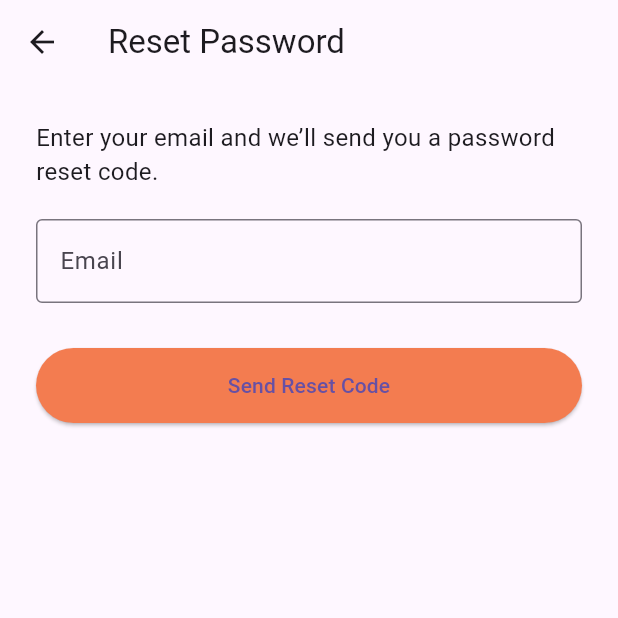
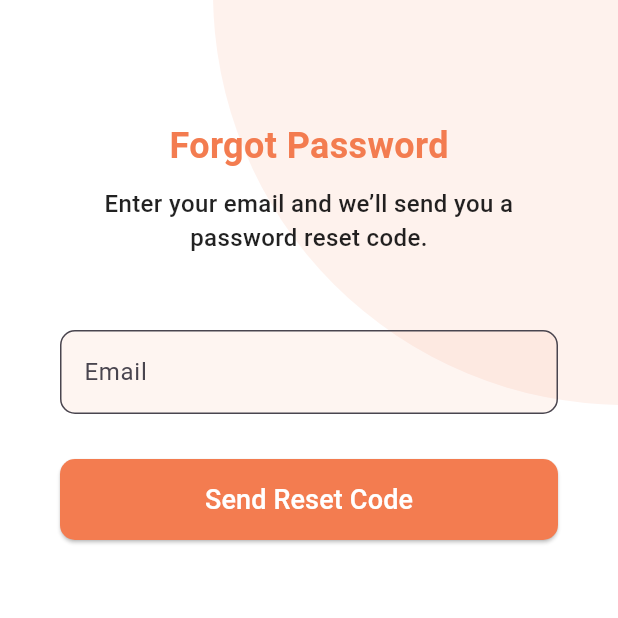
Before and after one commit to Maisheta/Wavlo, a Flutter app: the ForgotPasswordScreen screen opened directly, on a phone screen of 412 x 824 dp, the top half of it. Run offline on Flutter 3.47's test engine with Material 3 defaults, Android fonts, the phone set to English and light mode, and no system bars; our stand-ins replace image_picker, pin_code_fields, shared_preferences; accounts and stored records are empty.

Commit message:
ForgotPasswordScreen.dart

```diff
--- a/lib/screens/ForgotPasswordScreen.dart
+++ b/lib/screens/ForgotPasswordScreen.dart
@@ -2,6 +2,8 @@ import 'dart:convert';
 import 'package:flutter/material.dart';
 import 'package:http/http.dart' as http;
 import 'package:chat/screens/ResetPasswordScreen.dart';
+import '../components/Orange_Circle.dart';
+import '../components/TextField.dart';
 
 class ForgotPasswordScreen extends StatefulWidget {
   const ForgotPasswordScreen({super.key});
@@ -30,9 +32,6 @@ class _ForgotPasswordScreenState extends State<ForgotPasswordScreen> {
         body: jsonEncode({"email": email}),
       );
 
-      print("🔁 Status: ${response.statusCode}");
-      print("💬 Response: ${response.body}");
-
       if (response.statusCode == 200) {
         Navigator.push(
           context,
@@ -40,15 +39,12 @@ class _ForgotPasswordScreenState extends State<ForgotPasswordScreen> {
             builder: (context) => ResetPasswordScreen(email: email),
           ),
         );
-
-        // تقدر هنا تبعت المستخدم لصفحة كتابة الكود والباسورد الجديد لو عايز.
       } else {
         ScaffoldMessenger.of(context).showSnackBar(
           const SnackBar(content: Text("❌ Failed to send reset code")),
         );
       }
     } catch (e) {
-      print("Error sending reset request: $e");
       ScaffoldMessenger.of(
         context,
       ).showSnackBar(const SnackBar(content: Text("⚠️ Error sending request")));
@@ -58,36 +54,72 @@ class _ForgotPasswordScreenState extends State<ForgotPasswordScreen> {
   @override
   Widget build(BuildContext context) {
     return Scaffold(
-      appBar: AppBar(title: const Text("Reset Password")),
-      body: Padding(
-        padding: const EdgeInsets.all(24.0),
-        child: Column(
+      backgroundColor: Colors.white,
+      body: Stack(
         children: [
-            const Text(
+          const OrangeCircleDecoration(), // نفس الديكور اللي في شاشة Login
+          Padding(
+            padding: const EdgeInsets.symmetric(horizontal: 40),
+            child: ListView(
+              children: [
+                const SizedBox(height: 80),
+                const Align(
+                  alignment: Alignment.center,
+                  child: Text(
+                    "Forgot Password",
+                    style: TextStyle(
+                      fontSize: 24,
+                      fontWeight: FontWeight.bold,
+                      color: Color(0xffF37C50),
+                    ),
+                  ),
+                ),
+                const SizedBox(height: 10),
+                Align(
+                  alignment: Alignment.center,
+                  child: Text(
                     "Enter your email and we’ll send you a password reset code.",
-              style: TextStyle(fontSize: 16),
+                    textAlign: TextAlign.center,
+                    style: const TextStyle(
+                      fontSize: 16,
+                      fontWeight: FontWeight.w500,
+                      color: Colors.black87,
                     ),
-            const SizedBox(height: 20),
-            TextField(
-              controller: emailController,
-              decoration: const InputDecoration(
-                labelText: "Email",
-                border: OutlineInputBorder(),
                   ),
-              keyboardType: TextInputType.emailAddress,
                 ),
+                const SizedBox(height: 50),
+
+                // Email Input
+                CustomTextField(
+                  label: "Email",
+                  onChanged: (value) {
+                    emailController.text = value;
+                  },
+                ),
+
                 const SizedBox(height: 30),
+
+                // Send Reset Code button
                 ElevatedButton(
                   onPressed: sendResetCode,
                   style: ElevatedButton.styleFrom(
                     backgroundColor: const Color(0xffF37C50),
+                    padding: const EdgeInsets.symmetric(vertical: 14),
                     minimumSize: const Size(double.infinity, 50),
+                    shape: RoundedRectangleBorder(
+                      borderRadius: BorderRadius.circular(10),
                     ),
-              child: const Text("Send Reset Code"),
+                  ),
+                  child: const Text(
+                    "Send Reset Code",
+                    style: TextStyle(fontSize: 18, color: Colors.white),
+                  ),
                 ),
               ],
             ),
           ),
+        ],
+      ),
     );
   }
 }
```
Lines whose indentation alone changed are shown as unchanged.
